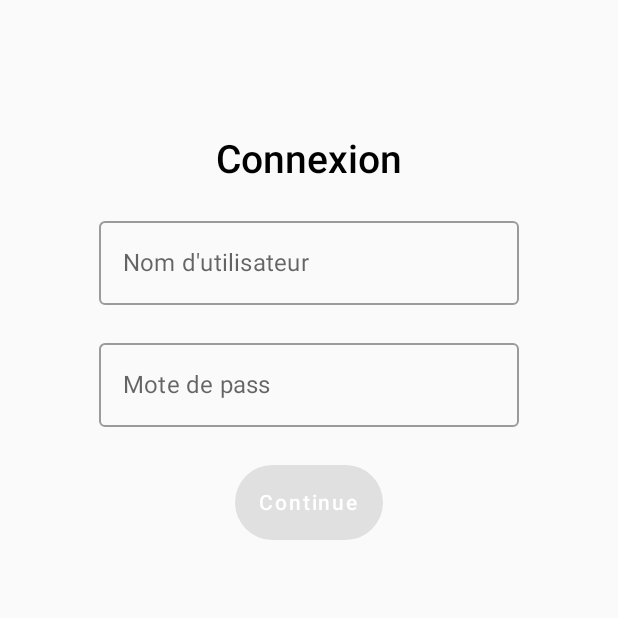
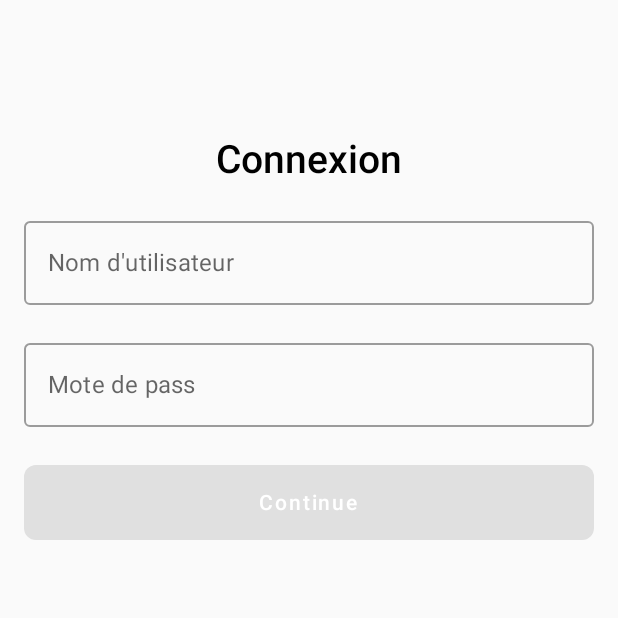
Before and after one commit to ayoubElhoucine/Elictricity-Bill, an Android app built with Jetpack Compose: the screen it shows after launch (MainActivity), on a phone screen of 412 x 824 dp, the top half of it. Run offline under Robolectric (Android 15) with nearby library versions, the phone set to English and light mode, and no system bars; our stand-ins replace Dagger/Hilt's generated code, Firebase (no records; nobody signed in at launch, a user with empty details on screens opened directly).

Commit message:
enhance login screen UI

```diff
--- a/app/src/main/java/com/ayoub/electricitybill/ui/home/HomeScreen.kt
+++ b/app/src/main/java/com/ayoub/electricitybill/ui/home/HomeScreen.kt
@@ -102,6 +102,7 @@ private fun Success(
     }
 }
 
+@OptIn(ExperimentalMaterialApi::class)
 @Composable
 private fun BillItem(
     bill: Bill,
@@ -110,10 +111,10 @@ private fun BillItem(
     Card(
         modifier = Modifier
             .fillMaxWidth()
-            .clip(RoundedCornerShape(12.dp))
             .clickable(onClick = onClick),
         elevation = 2.dp,
         shape = RoundedCornerShape(12.dp),
+        onClick = onClick,
     ) {
         Row(
             modifier = Modifier.padding(16.dp),
--- a/app/src/main/java/com/ayoub/electricitybill/ui/login/LoginScreen.kt
+++ b/app/src/main/java/com/ayoub/electricitybill/ui/login/LoginScreen.kt
@@ -2,6 +2,7 @@ package com.ayoub.electricitybill.ui.login
 
 import androidx.compose.foundation.layout.*
 import androidx.compose.foundation.shape.CircleShape
+import androidx.compose.foundation.shape.RoundedCornerShape
 import androidx.compose.foundation.text.KeyboardActions
 import androidx.compose.foundation.text.KeyboardOptions
 import androidx.compose.material.*
@@ -39,6 +40,7 @@ fun LoginScreen(
             color = Color.Black,
         )
         OutlinedTextField(
+            modifier = Modifier.fillMaxWidth(),
             value = name.value,
             placeholder = {
                 Text(text = "Nom d'utilisateur")
@@ -51,6 +53,7 @@ fun LoginScreen(
             )
         )
         OutlinedTextField(
+            modifier = Modifier.fillMaxWidth(),
             value = password.value,
             placeholder = {
                 Text(text = "Mote de pass")
@@ -68,7 +71,11 @@ fun LoginScreen(
                 viewModel.login(name.value, password.value)
             },
             enabled = name.value.isNotBlank() && password.value.isNotBlank(),
-            shape = CircleShape
+            shape = RoundedCornerShape(8.dp),
+        ) {
+            Box(
+                modifier = Modifier.weight(1f),
+                contentAlignment = Alignment.Center,
             ) {
                 when(uiState.value) {
                     UiState.Idle -> Text(text = "Continue", color = Color.White)
@@ -81,6 +88,7 @@ fun LoginScreen(
                     else -> Text(text = "Réessayez", color = Color.White)
                 }
             }
+        }
         Spacer(modifier = Modifier.weight(1f))
     }
 }
```
Lines whose indentation alone changed are shown as unchanged.
